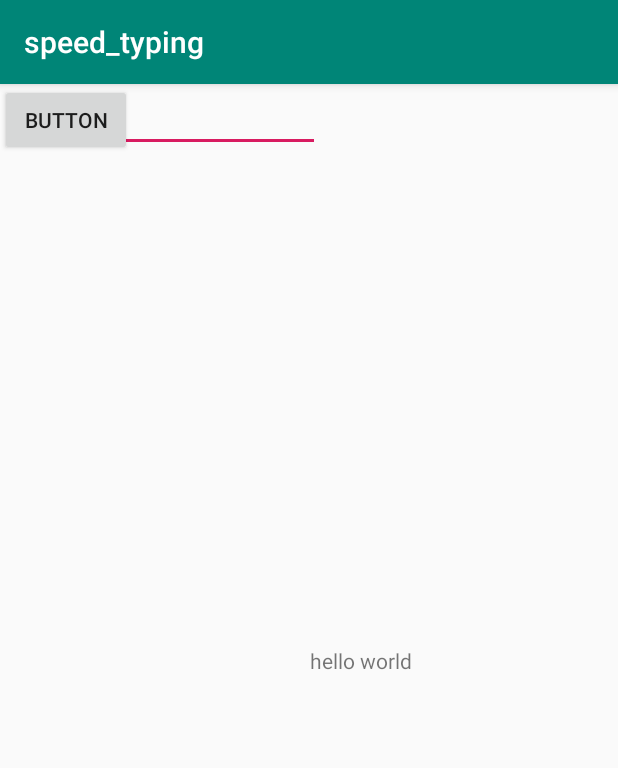
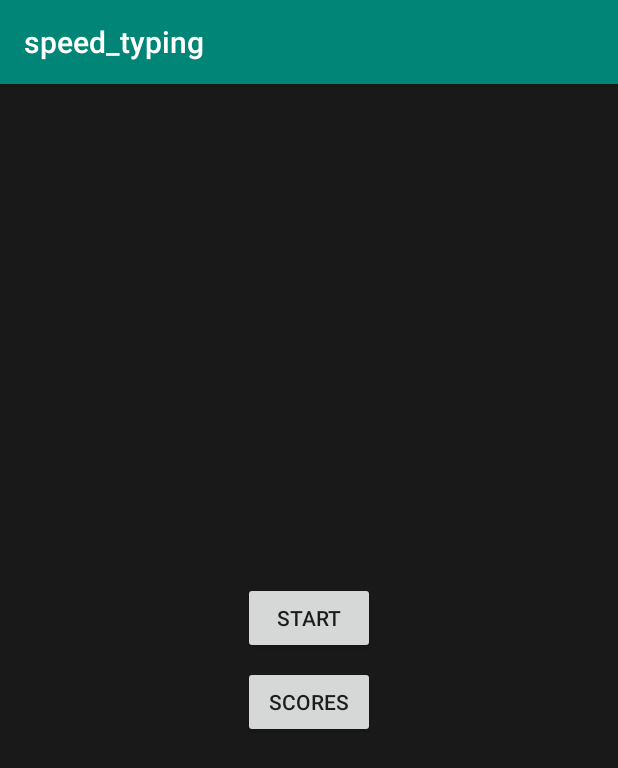
Before and after one commit to Clement-Torti/speed-typing, an Android app: the screen it shows after launch (MainActivity before the commit, AccueilActivity after it), on a phone screen of 412 x 824 dp. Shown: the top 768 px of the screen. Run offline under Robolectric (Android 15) with nearby library versions, the phone set to English and light mode, and no system bars.

Commit message:
Ajout de toutes les activités, des boutons de navigation entre les vues. Changement des ConstraintLayout par des LinearLayout et TableLayout. Ajout de couleur et de string dans les ressources

```diff
--- a/android/app/src/main/AndroidManifest.xml
+++ b/android/app/src/main/AndroidManifest.xml
@@ -9,7 +9,11 @@
         android:roundIcon="@mipmap/ic_launcher_round"
         android:supportsRtl="true"
         android:theme="@style/AppTheme">
-        <activity android:name=".MainActivity">
+        <activity android:name=".EndGameActivity"></activity>
+        <activity android:name=".ScoreActivity" />
+        <activity android:name=".PauseActivity" />
+        <activity android:name=".GameActivity" />
+        <activity android:name=".AccueilActivity">
             <intent-filter>
                 <action android:name="android.intent.action.MAIN" />
 
--- /dev/null
+++ b/android/app/src/main/java/com/example/speed_typing/AccueilActivity.java
@@ -0,0 +1,25 @@
+package com.example.speed_typing;
+
+import android.content.Intent;
+import android.support.v7.app.AppCompatActivity;
+import android.os.Bundle;
+import android.view.View;
+import android.widget.Button;
+
+public class AccueilActivity extends BaseActivity {
+
+    Button startBtn;
+    Button scoresBtn;
+
+    @Override
+    protected void onCreate(Bundle savedInstanceState) {
+        super.onCreate(savedInstanceState);
+        setContentView(R.layout.activity_accueil);
+
+        startBtn = findViewById(R.id.startBtn);
+        scoresBtn = findViewById(R.id.scoresBtn);
+        configureNavigationBtn(startBtn, GameActivity.class);
+        configureNavigationBtn(scoresBtn, ScoreActivity.class);
+
+    }
+}
--- /dev/null
+++ b/android/app/src/main/java/com/example/speed_typing/BaseActivity.java
@@ -0,0 +1,23 @@
+package com.example.speed_typing;
+
+import android.content.Intent;
+import android.support.v7.app.AppCompatActivity;
+import android.os.Bundle;
+import android.view.View;
+import android.widget.Button;
+
+public class BaseActivity extends AppCompatActivity {
+
+    /**
+     * Encapsule le code lié à la navigation d'une activité à l'autre par un bouton.
+     */
+    void configureNavigationBtn(Button btn, final Class<?> cls) {
+        btn.setOnClickListener(new View.OnClickListener() {
+            @Override
+            public void onClick(View v) {
+                Intent navIntent = new Intent(getApplicationContext(), cls);
+                startActivity(navIntent);
+            }
+        });
+    }
+}
--- a/android/app/src/main/java/com/example/speed_typing/MainActivity.java
+++ /dev/null
@@ -1,13 +0,0 @@
-package com.example.speed_typing;
-
-import android.support.v7.app.AppCompatActivity;
-import android.os.Bundle;
-
-public class MainActivity extends AppCompatActivity {
-
-    @Override
-    protected void onCreate(Bundle savedInstanceState) {
-        super.onCreate(savedInstanceState);
-        setContentView(R.layout.activity_main);
-    }
-}
--- /dev/null
+++ b/android/app/src/main/res/layout/activity_accueil.xml
@@ -0,0 +1,39 @@
+<?xml version="1.0" encoding="utf-8"?>
+<LinearLayout xmlns:android="http://schemas.android.com/apk/res/android"
+    xmlns:app="http://schemas.android.com/apk/res-auto"
+    xmlns:tools="http://schemas.android.com/tools"
+    android:layout_width="match_parent"
+    android:layout_height="match_parent"
+    tools:context=".AccueilActivity"
+    android:orientation="vertical"
+    android:gravity="center"
+    android:background="@color/colorSpace"
+    >
+
+    <Button
+        android:id="@+id/startBtn"
+        android:layout_width="wrap_content"
+        android:layout_height="wrap_content"
+        android:layout_marginStart="8dp"
+        android:layout_marginLeft="8dp"
+        android:layout_marginTop="8dp"
+        android:layout_marginEnd="8dp"
+        android:layout_marginRight="8dp"
+        android:text="@string/start_btn"
+
+        />
+
+    <Button
+        android:id="@+id/scoresBtn"
+        android:layout_width="wrap_content"
+        android:layout_height="wrap_content"
+        android:layout_marginStart="8dp"
+        android:layout_marginLeft="8dp"
+        android:layout_marginTop="8dp"
+        android:layout_marginEnd="8dp"
+        android:layout_marginRight="8dp"
+        android:layout_marginBottom="8dp"
+        android:text="@string/scores_btn"
+        />
+
+</LinearLayout>
--- a/android/app/src/main/res/layout/activity_main.xml
+++ /dev/null
@@ -1,38 +0,0 @@
-<?xml version="1.0" encoding="utf-8"?>
-<android.support.constraint.ConstraintLayout xmlns:android="http://schemas.android.com/apk/res/android"
-    xmlns:app="http://schemas.android.com/apk/res-auto"
-    xmlns:tools="http://schemas.android.com/tools"
-    android:layout_width="match_parent"
-    android:layout_height="match_parent"
-    tools:context=".MainActivity">
-
-    <TextView
-        android:id="@+id/textView"
-        android:layout_width="wrap_content"
-        android:layout_height="wrap_content"
-        android:text="@string/basic_hello"
-        app:layout_constraintBottom_toBottomOf="parent"
-        app:layout_constraintHorizontal_bias="0.6"
-        app:layout_constraintLeft_toLeftOf="parent"
-        app:layout_constraintRight_toRightOf="parent"
-        app:layout_constraintTop_toTopOf="parent" />
-
-    <Button
-        android:id="@+id/button"
-        android:layout_width="wrap_content"
-        android:layout_height="wrap_content"
-        android:text="Button"
-        tools:layout_editor_absoluteX="16dp"
-        tools:layout_editor_absoluteY="16dp" />
-
-    <EditText
-        android:id="@+id/editText"
-        android:layout_width="wrap_content"
-        android:layout_height="wrap_content"
-        android:ems="10"
-        android:inputType="textPersonName"
-        android:text="Name"
-        tools:layout_editor_absoluteX="161dp"
-        tools:layout_editor_absoluteY="16dp" />
-
-</android.support.constraint.ConstraintLayout>
--- a/android/app/src/main/res/values/colors.xml
+++ b/android/app/src/main/res/values/colors.xml
@@ -3,4 +3,6 @@
     <color name="colorPrimary">#008577</color>
     <color name="colorPrimaryDark">#00574B</color>
     <color name="colorAccent">#D81B60</color>
+    <color name="colorSpace">#191919</color>
+    <color name="colorWhite">#ffffff</color>
 </resources>
--- a/android/app/src/main/res/values/strings.xml
+++ b/android/app/src/main/res/values/strings.xml
@@ -1,4 +1,11 @@
 <resources>
     <string name="app_name">speed_typing</string>
     <string name="basic_hello">hello world</string>
+    <string name="start_btn">Start</string>
+    <string name="pause_btn">Pause</string>
+    <string name="quit_btn">Quit</string>
+    <string name="cancel_btn">Cancel</string>
+    <string name="scores_btn">Scores</string>
+    <string name="return_btn">Return</string>
+    <string name="home_btn">Home</string>
 </resources>
```
Also changed, not shown: android/app/src/main/java/com/example/speed_typing/EndGameActivity.java (added, +20 -0 lines), android/app/src/main/java/com/example/speed_typing/GameActivity.java (added, +23 -0 lines), android/app/src/main/java/com/example/speed_typing/PauseActivity.java (added, +24 -0 lines), android/app/src/main/java/com/example/speed_typing/ScoreActivity.java (added, +20 -0 lines), android/app/src/main/res/layout/activity_end_game.xml (added, +24 -0 lines), android/app/src/main/res/layout/activity_game.xml (added, +64 -0 lines), android/app/src/main/res/layout/activity_pause.xml (added, +36 -0 lines), android/app/src/main/res/layout/activity_score.xml (added, +24 -0 lines), 2 other files.
